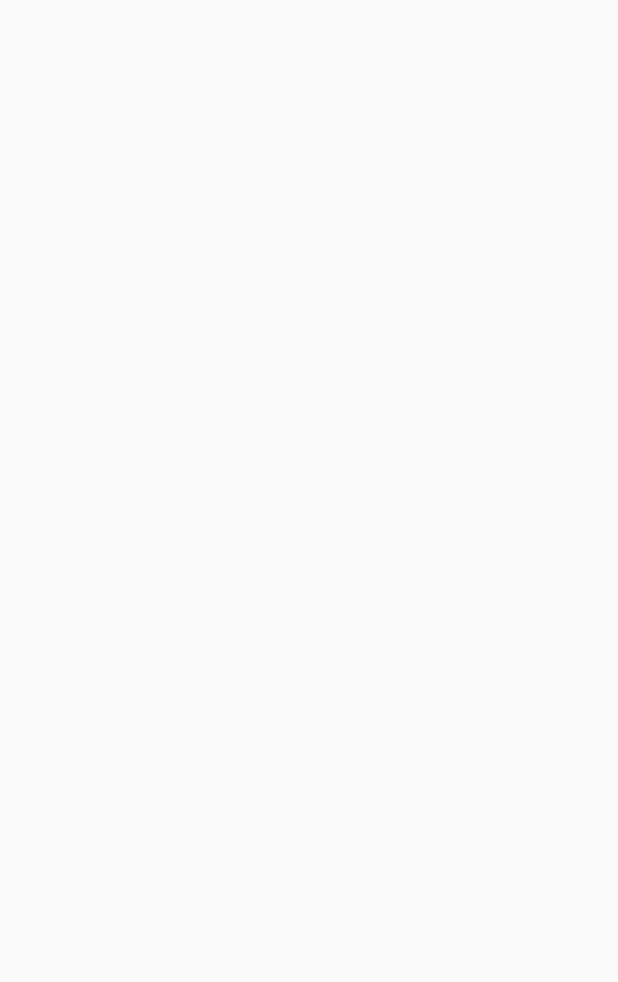
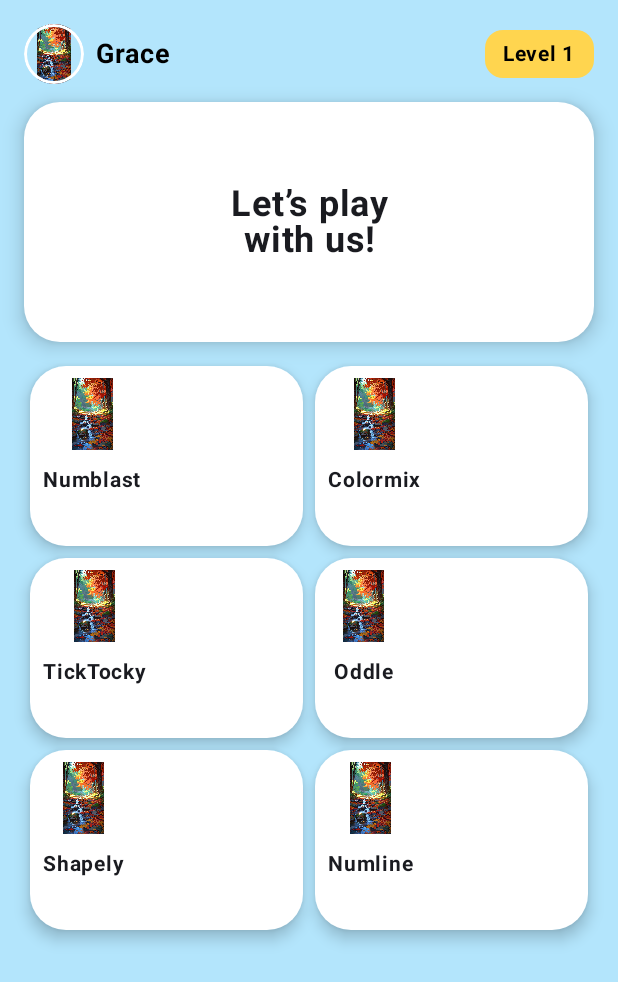
Before and after one commit to raphaelcatacutan/EZLearn, an Android app built with Jetpack Compose: the screen it shows after launch (MainActivity), on a phone screen of 412 x 824 dp. Before the commit the part shown is empty. Shown: the top 982 px of the screen. Run offline under Robolectric (Android 15) with nearby library versions, the light colour scheme and no system bars.

Commit message:
Initialize pages

```diff
--- a/app/src/main/java/com/plm/ezlearn/MainActivity.kt
+++ b/app/src/main/java/com/plm/ezlearn/MainActivity.kt
@@ -13,7 +13,13 @@ import androidx.compose.ui.tooling.preview.Preview
 import androidx.navigation.compose.NavHost
 import androidx.navigation.compose.composable
 import androidx.navigation.compose.rememberNavController
+import com.plm.ezlearn.ui.pages.ViewColormix
 import com.plm.ezlearn.ui.pages.ViewMainMenu
+import com.plm.ezlearn.ui.pages.ViewNumblast
+import com.plm.ezlearn.ui.pages.ViewNumline
+import com.plm.ezlearn.ui.pages.ViewOddle
+import com.plm.ezlearn.ui.pages.ViewShapely
+import com.plm.ezlearn.ui.pages.ViewTicktoky
 import com.plm.ezlearn.ui.theme.EZLearnTheme
 
 class MainActivity : ComponentActivity() {
@@ -34,6 +40,13 @@ fun AppNavigation() {
 
     NavHost(navController = navController, startDestination = "main-menu") {
         composable("main-menu") { ViewMainMenu(navController) }
+        // Mini Games
+        composable("colormix") { ViewColormix(navController) }
+        composable("numblast") { ViewNumblast(navController) }
+        composable("numline") { ViewNumline(navController) }
+        composable("oddly") { ViewOddle(navController) }
+        composable("shapely") { ViewShapely(navController) }
+        composable("ticktocky") { ViewTicktoky(navController) }
     }
 
     AnimatedContent(targetState = navController.currentBackStackEntry) { _ ->
--- /dev/null
+++ b/app/src/main/java/com/plm/ezlearn/ui/pages/Colormix.kt
@@ -0,0 +1,10 @@
+package com.plm.ezlearn.ui.pages
+
+import androidx.compose.runtime.Composable
+import androidx.navigation.NavController
+import androidx.navigation.compose.rememberNavController
+
+@Composable
+fun ViewColormix(navController: NavController = rememberNavController()) {
+
+}
--- a/app/src/main/java/com/plm/ezlearn/ui/pages/MainMenu.kt
+++ b/app/src/main/java/com/plm/ezlearn/ui/pages/MainMenu.kt
@@ -1,15 +1,153 @@
 package com.plm.ezlearn.ui.pages
 
+import com.plm.ezlearn.R
+import androidx.compose.foundation.Image
+import androidx.compose.foundation.background
+import androidx.compose.foundation.border
+import androidx.compose.foundation.layout.Arrangement
+import androidx.compose.foundation.layout.Box
+import androidx.compose.foundation.layout.Column
+import androidx.compose.foundation.layout.PaddingValues
+import androidx.compose.foundation.layout.Row
+import androidx.compose.foundation.layout.Spacer
+import androidx.compose.foundation.layout.fillMaxHeight
+import androidx.compose.foundation.layout.fillMaxSize
+import androidx.compose.foundation.layout.fillMaxWidth
+import androidx.compose.foundation.layout.height
+import androidx.compose.foundation.layout.padding
+import androidx.compose.foundation.layout.size
+import androidx.compose.foundation.layout.width
+import androidx.compose.foundation.lazy.grid.GridCells
+import androidx.compose.foundation.lazy.grid.LazyVerticalGrid
+import androidx.compose.foundation.shape.CircleShape
+import androidx.compose.foundation.shape.RoundedCornerShape
+import androidx.compose.material3.Card
+import androidx.compose.material3.CardDefaults
+import androidx.compose.material3.Text
 import androidx.compose.runtime.Composable
+import androidx.compose.ui.Alignment
+import androidx.compose.ui.Modifier
+import androidx.compose.ui.draw.clip
+import androidx.compose.ui.graphics.Color
+import androidx.compose.ui.res.painterResource
+import androidx.compose.ui.text.font.FontWeight
+import androidx.compose.ui.text.style.TextAlign
 import androidx.compose.ui.tooling.preview.Preview
+import androidx.compose.ui.unit.dp
+import androidx.compose.ui.unit.sp
 import androidx.navigation.NavController
 import androidx.navigation.compose.rememberNavController
 
 
 @Composable
 fun ViewMainMenu(navController: NavController = rememberNavController()) {
+    Column(
+        modifier = Modifier
+            .fillMaxSize()
+            .background(Color(0xFFB3E5FC)) // Light blue background
+            .padding(16.dp),
+        verticalArrangement = Arrangement.spacedBy(12.dp)
+    ) {
+        // Top bar: profile + level
+        Row(
+            modifier = Modifier.fillMaxWidth(),
+            horizontalArrangement = Arrangement.SpaceBetween,
+            verticalAlignment = Alignment.CenterVertically
+        ) {
+            Row(verticalAlignment = Alignment.CenterVertically) {
+                Image(
+                    painter = painterResource(id = R.drawable.bg), // your drawable
+                    contentDescription = "Avatar",
+                    modifier = Modifier
+                        .size(40.dp)
+                        .clip(CircleShape)
+                        .border(2.dp, Color.White, CircleShape)
+                )
+                Spacer(modifier = Modifier.width(8.dp))
+                Text("Grace", fontWeight = FontWeight.Bold, fontSize = 18.sp)
+            }
 
+            Box(
+                modifier = Modifier
+                    .background(Color(0xFFFFD54F), RoundedCornerShape(12.dp))
+                    .padding(horizontal = 12.dp, vertical = 4.dp)
+            ) {
+                Text("Level 1", fontWeight = FontWeight.Bold, fontSize = 14.sp)
+            }
+        }
+
+        // Banner
+        Card(
+            modifier = Modifier
+                .fillMaxWidth()
+                .height(160.dp),
+            shape = RoundedCornerShape(24.dp),
+            elevation = CardDefaults.cardElevation(8.dp),
+            colors = CardDefaults.cardColors(containerColor = Color(0xFFFFFFFF))
+        ) {
+            Box(
+                contentAlignment = Alignment.Center,
+                modifier = Modifier.fillMaxSize()
+            ) {
+                Text("Let’s play\nwith us!", fontSize = 24.sp, fontWeight = FontWeight.Bold, textAlign = TextAlign.Center)
+                // Add background image here if needed
+            }
+        }
+
+        // Menu buttons in grid
+        LazyVerticalGrid(
+            columns = GridCells.Fixed(2),
+            contentPadding = PaddingValues(4.dp),
+            horizontalArrangement = Arrangement.spacedBy(8.dp),
+            verticalArrangement = Arrangement.spacedBy(8.dp),
+            modifier = Modifier.fillMaxHeight()
+        ) {
+            items(menuItems.size) { index ->
+                val item = menuItems[index]
+                ComponentMenuItemCard(title = item.title, imageRes = item.imageRes)
+            }
+
+        }
+    }
 }
+
+@Composable
+fun ComponentMenuItemCard(title: String, imageRes: Int) {
+    Card(
+        modifier = Modifier
+            .height(120.dp)
+            .fillMaxWidth(),
+        shape = RoundedCornerShape(24.dp),
+        elevation = CardDefaults.cardElevation(6.dp),
+        colors = CardDefaults.cardColors(containerColor = Color.White)
+    ) {
+        Column(
+            horizontalAlignment = Alignment.CenterHorizontally,
+            verticalArrangement = Arrangement.Center,
+            modifier = Modifier.padding(8.dp)
+        ) {
+            Image(
+                painter = painterResource(id = imageRes),
+                contentDescription = title,
+                modifier = Modifier.size(48.dp)
+            )
+            Spacer(modifier = Modifier.height(8.dp))
+            Text(title, fontWeight = FontWeight.Bold, fontSize = 14.sp, textAlign = TextAlign.Center)
+        }
+    }
+}
+
+// Example menu items
+data class MenuItem(val title: String, val imageRes: Int)
+
+val menuItems = listOf(
+    MenuItem("Numblast", R.drawable.bg),
+    MenuItem("Colormix", R.drawable.bg),
+    MenuItem("TickTocky", R.drawable.bg),
+    MenuItem("Oddle", R.drawable.bg),
+    MenuItem("Shapely", R.drawable.bg),
+    MenuItem("Numline", R.drawable.bg)
+)
 
 @Preview(showBackground = true)
 @Composable
--- /dev/null
+++ b/app/src/main/java/com/plm/ezlearn/ui/pages/Numblast.kt
@@ -0,0 +1,10 @@
+package com.plm.ezlearn.ui.pages
+
+import androidx.compose.runtime.Composable
+import androidx.navigation.NavController
+import androidx.navigation.compose.rememberNavController
+
+@Composable
+fun ViewNumblast(navController: NavController = rememberNavController()) {
+
+}
--- /dev/null
+++ b/app/src/main/java/com/plm/ezlearn/ui/pages/Numline.kt
@@ -0,0 +1,10 @@
+package com.plm.ezlearn.ui.pages
+
+import androidx.compose.runtime.Composable
+import androidx.navigation.NavController
+import androidx.navigation.compose.rememberNavController
+
+@Composable
+fun ViewNumline(navController: NavController = rememberNavController()) {
+
+}
--- /dev/null
+++ b/app/src/main/java/com/plm/ezlearn/ui/pages/Oddle.kt
@@ -0,0 +1,10 @@
+package com.plm.ezlearn.ui.pages
+
+import androidx.compose.runtime.Composable
+import androidx.navigation.NavController
+import androidx.navigation.compose.rememberNavController
+
+@Composable
+fun ViewOddle(navController: NavController = rememberNavController()) {
+
+}
--- /dev/null
+++ b/app/src/main/java/com/plm/ezlearn/ui/pages/Shapely.kt
@@ -0,0 +1,10 @@
+package com.plm.ezlearn.ui.pages
+
+import androidx.compose.runtime.Composable
+import androidx.navigation.NavController
+import androidx.navigation.compose.rememberNavController
+
+@Composable
+fun ViewShapely(navController: NavController = rememberNavController()) {
+
+}
--- /dev/null
+++ b/app/src/main/java/com/plm/ezlearn/ui/pages/TickTocky.kt
@@ -0,0 +1,10 @@
+package com.plm.ezlearn.ui.pages
+
+import androidx.compose.runtime.Composable
+import androidx.navigation.NavController
+import androidx.navigation.compose.rememberNavController
+
+@Composable
+fun ViewTicktoky(navController: NavController = rememberNavController()) {
+
+}
```
Also changed, not shown: app/src/main/res/drawable/bg.jpg (added).
